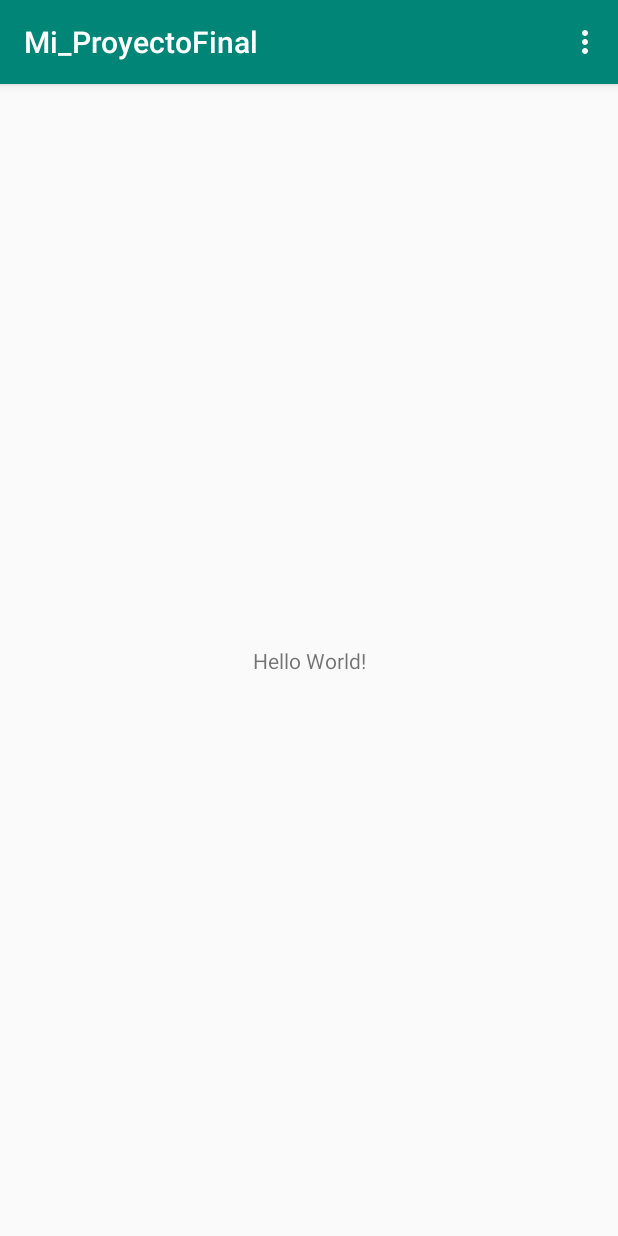
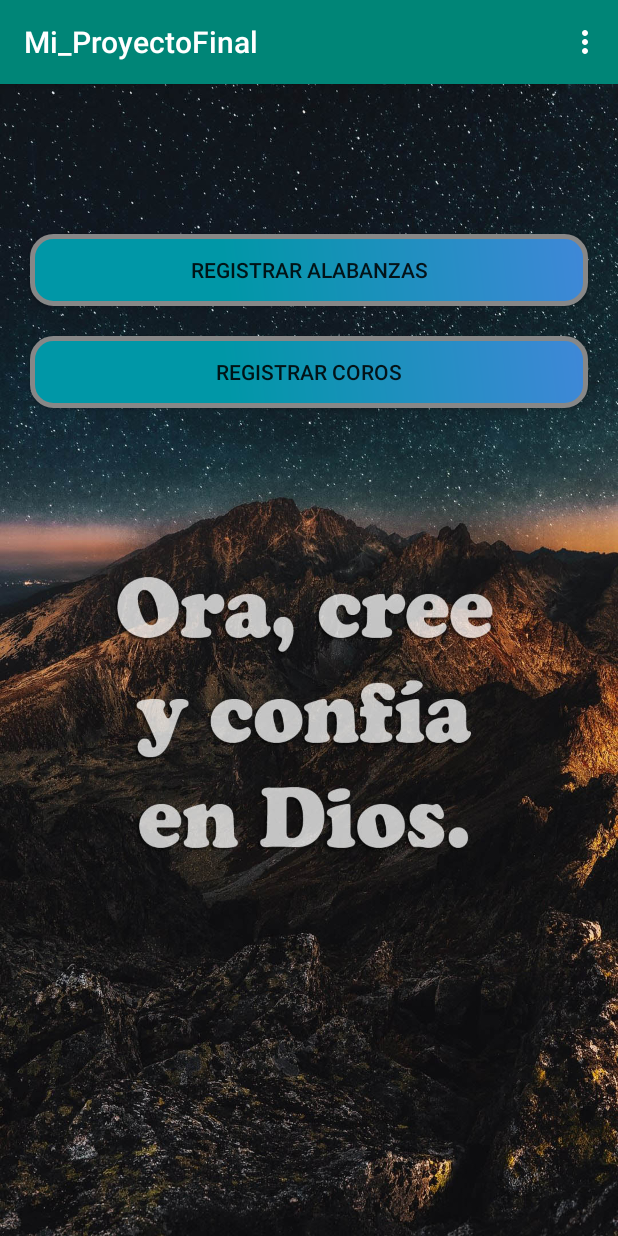
Before and after one commit to kevin2228/ProyectoFinal, an Android app: the screen it shows after launch (MainActivity), on a phone screen of 412 x 824 dp. Run offline under Robolectric (Android 15) with nearby library versions, the phone set to English and light mode, and no system bars.

Commit message:
Arregle interfaz de la pantalla principal

```diff
--- a/app/src/main/res/layout/activity_main.xml
+++ b/app/src/main/res/layout/activity_main.xml
@@ -1,18 +1,34 @@
 <?xml version="1.0" encoding="utf-8"?>
-<androidx.constraintlayout.widget.ConstraintLayout xmlns:android="http://schemas.android.com/apk/res/android"
+<LinearLayout xmlns:android="http://schemas.android.com/apk/res/android"
     xmlns:app="http://schemas.android.com/apk/res-auto"
     xmlns:tools="http://schemas.android.com/tools"
     android:layout_width="match_parent"
     android:layout_height="match_parent"
-    tools:context=".MainActivity">
+    android:orientation="vertical"
+    tools:context=".MainActivity"
+    android:background="@drawable/cristo"
+    >
 
-    <TextView
-        android:layout_width="wrap_content"
+    <Button
+        android:layout_width="match_parent"
         android:layout_height="wrap_content"
-        android:text="Hello World!"
-        app:layout_constraintBottom_toBottomOf="parent"
-        app:layout_constraintLeft_toLeftOf="parent"
-        app:layout_constraintRight_toRightOf="parent"
-        app:layout_constraintTop_toTopOf="parent" />
+        android:layout_marginLeft="20dp"
+        android:layout_marginRight="20dp"
+        android:layout_marginTop="100dp"
+        android:background="@drawable/btn_estilo"
+        android:onClick="rA"
+        android:text="Registrar Alabanzas" />
 
-</androidx.constraintlayout.widget.ConstraintLayout>
+    <Button
+        android:layout_width="match_parent"
+        android:layout_height="wrap_content"
+        android:layout_marginLeft="20dp"
+        android:layout_marginTop="20dp"
+        android:layout_marginRight="20dp"
+        android:background="@drawable/btn_estilo"
+        android:onClick="rC"
+        android:text="Registrar Coros"
+        />
+
+
+</LinearLayout>
```
